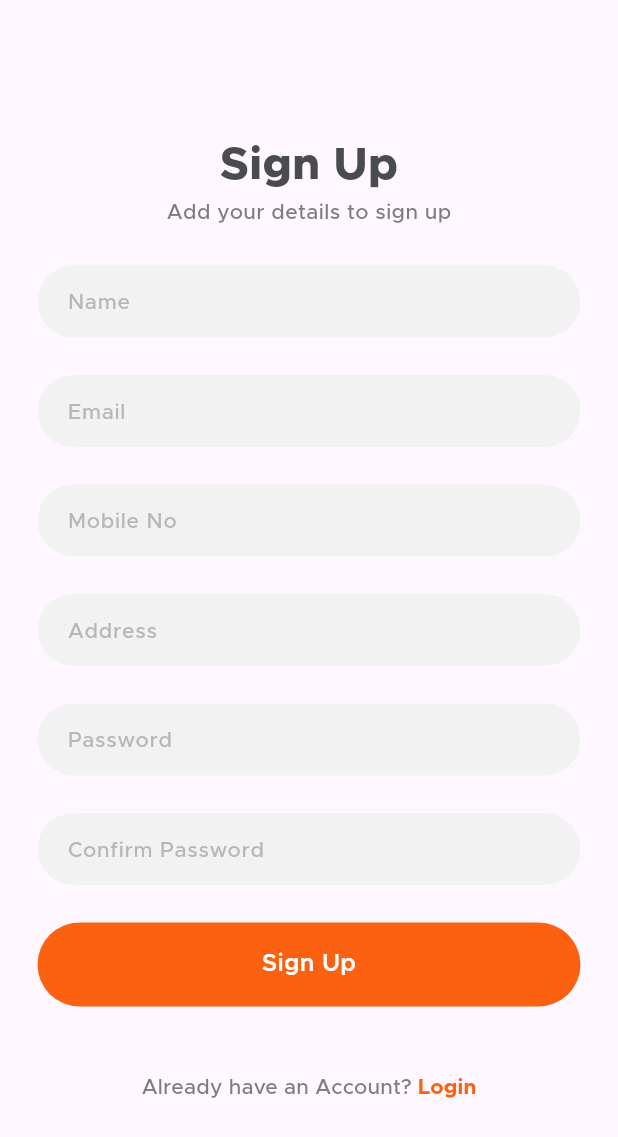
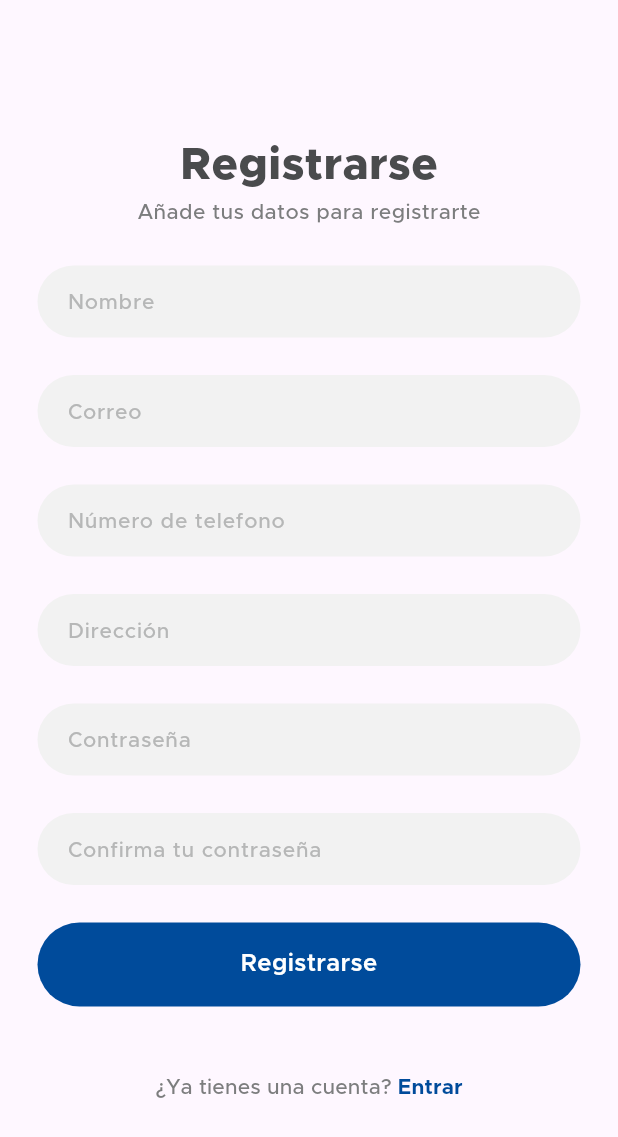
Before and after one commit to NestorAdrian20/polinor, a Flutter app: the SignUpView screen opened directly, on a phone screen of 412 x 824 dp. Shown: the top 1137 px of the screen. Run offline on Flutter 3.47's test engine with Material 3 defaults, Android fonts, the phone set to English and light mode, and no system bars; drawn by our look-alikes of flutter_easyloading; our stand-ins replace flutter_rating_bar, flutter_timezone, get_it, google_maps_flutter, image_picker, shared_preferences; missing offline and left inert: custom_map_markers, otp_pin_field; accounts and stored records are empty; network calls fail.

Commit message:
Desarrollo UI de las vista de acceso "Login"

```diff
--- a/lib/common/color_extension.dart
+++ b/lib/common/color_extension.dart
@@ -2,7 +2,7 @@
 import 'package:flutter/material.dart';
 
 class TColor {
-  static Color get primary => const Color(0xffFC6011);
+  static Color get primary => const Color(0xff004b9b); //0xffFC6011
   static Color get primaryText => const Color(0xff4A4B4D);
   static Color get secondaryText => const Color(0xff7C7D7E);
   static Color get textfield => const Color(0xffF2F2F2);
--- a/lib/view/login/login_view.dart
+++ b/lib/view/login/login_view.dart
@@ -37,14 +37,14 @@ class _LoginViewState extends State<LoginView> {
                 height: 64,
               ),
               Text(
-                "Login",
+                "Entrar",
                 style: TextStyle(
                     color: TColor.primaryText,
                     fontSize: 30,
                     fontWeight: FontWeight.w800),
               ),
               Text(
-                "Add your details to login",
+                "Añade tus datos para iniciar sesión",
                 style: TextStyle(
                     color: TColor.secondaryText,
                     fontSize: 14,
@@ -54,7 +54,7 @@ class _LoginViewState extends State<LoginView> {
                 height: 25,
               ),
               RoundTextfield(
-                hintText: "Your Email",
+                hintText: "Tu correo",
                 controller: txtEmail,
                 keyboardType: TextInputType.emailAddress,
               ),
@@ -62,7 +62,7 @@ class _LoginViewState extends State<LoginView> {
                 height: 25,
               ),
               RoundTextfield(
-                hintText: "Password",
+                hintText: "Contraseña",
                 controller: txtPassword,
                 obscureText: true,
               ),
@@ -70,7 +70,7 @@ class _LoginViewState extends State<LoginView> {
                 height: 25,
               ),
               RoundButton(
-                  title: "Login",
+                  title: "Entrar",
                   onPressed: () {
                     btnLogin();
 
@@ -88,7 +88,7 @@ class _LoginViewState extends State<LoginView> {
                   );
                 },
                 child: Text(
-                  "Forgot your password?",
+                  "¿Olvidaste tu contraseña?",
                   style: TextStyle(
                       color: TColor.secondaryText,
                       fontSize: 14,
@@ -99,7 +99,7 @@ class _LoginViewState extends State<LoginView> {
                 height: 30,
               ),
               Text(
-                "or Login With",
+                "o Inicia sesión con",
                 style: TextStyle(
                     color: TColor.secondaryText,
                     fontSize: 14,
@@ -110,7 +110,7 @@ class _LoginViewState extends State<LoginView> {
               ),
               RoundIconButton(
                 icon: "assets/img/facebook_logo.png",
-                title: "Login with Facebook",
+                title: "Inicia con Facebook",
                 color: const Color(0xff367FC0),
                 onPressed: () {},
               ),
@@ -119,7 +119,7 @@ class _LoginViewState extends State<LoginView> {
               ),
               RoundIconButton(
                 icon: "assets/img/google_logo.png",
-                title: "Login with Google",
+                title: "Inicia con Google",
                 color: const Color(0xffDD4B39),
                 onPressed: () {},
               ),
@@ -139,14 +139,14 @@ class _LoginViewState extends State<LoginView> {
                   mainAxisSize: MainAxisSize.min,
                   children: [
                     Text(
-                      "Don't have an Account? ",
+                      "¿No tienes una cuenta? ",
                       style: TextStyle(
                           color: TColor.secondaryText,
                           fontSize: 14,
                           fontWeight: FontWeight.w500),
                     ),
                     Text(
-                      "Sign Up",
+                      "Inscribirse",
                       style: TextStyle(
                           color: TColor.primary,
                           fontSize: 14,
--- a/lib/view/login/new_password_view.dart
+++ b/lib/view/login/new_password_view.dart
@@ -33,7 +33,7 @@ class _NewPasswordViewState extends State<NewPasswordView> {
                 height: 64,
               ),
               Text(
-                "New Password",
+                "Nueva contraseña",
                 style: TextStyle(
                     color: TColor.primaryText,
                     fontSize: 30,
@@ -43,7 +43,7 @@ class _NewPasswordViewState extends State<NewPasswordView> {
                 height: 15,
               ),
               Text(
-                "Please enter your new password",
+                "Por favor ingrese su nueva contraseña.",
                 style: TextStyle(
                     color: TColor.secondaryText,
                     fontSize: 14,
@@ -53,7 +53,7 @@ class _NewPasswordViewState extends State<NewPasswordView> {
                 height: 60,
               ),
               RoundTextfield(
-                hintText: "New Password",
+                hintText: "Nueva contraseña",
                 controller: txtPassword,
                 obscureText: true,
               ),
@@ -61,14 +61,14 @@ class _NewPasswordViewState extends State<NewPasswordView> {
                 height: 25,
               ),
                RoundTextfield(
-                hintText: "Confirm Password",
+                hintText: "confirmar Contraseña",
                 controller: txtConfirmPassword,
                 obscureText: true,
               ),
               const SizedBox(
                 height: 30,
               ),
-              RoundButton(title: "Next", onPressed: () {
+              RoundButton(title: "Siguiente", onPressed: () {
                 btnSubmit();
               }),
             ],
--- a/lib/view/login/otp_view.dart
+++ b/lib/view/login/otp_view.dart
@@ -33,7 +33,7 @@ class _OTPViewState extends State<OTPView> {
                 height: 64,
               ),
               Text(
-                "We have sent an OTP to your email",
+                "Hemos enviado una OTP a tu correo electrónico",
                 textAlign: TextAlign.center,
                 style: TextStyle(
                     color: TColor.primaryText,
@@ -44,7 +44,7 @@ class _OTPViewState extends State<OTPView> {
                 height: 15,
               ),
               Text(
-                "Please check your email ${widget.email}\ncontinue to reset your password",
+                "Por favor revise su correo electrónico ${widget.email}\ncontinúa restableciendo tu contraseña.",
                 textAlign: TextAlign.center,
                 style: TextStyle(
                     color: TColor.secondaryText,
@@ -133,7 +133,7 @@ class _OTPViewState extends State<OTPView> {
                 height: 30,
               ),
               RoundButton(
-                  title: "Next",
+                  title: "Próxima",
                   onPressed: () {
                     btnSubmit();
                   }),
@@ -145,14 +145,14 @@ class _OTPViewState extends State<OTPView> {
                   mainAxisSize: MainAxisSize.min,
                   children: [
                     Text(
-                      "Didn't Received? ",
+                      "¿No lo recibió?",
                       style: TextStyle(
                           color: TColor.secondaryText,
                           fontSize: 14,
                           fontWeight: FontWeight.w500),
                     ),
                     Text(
-                      "Click Here",
+                      "Haga clic aquí",
                       style: TextStyle(
                           color: TColor.primary,
                           fontSize: 14,
@@ -212,7 +212,7 @@ class _OTPViewState extends State<OTPView> {
       Globs.hideHUD();
       if (responseObj[KKey.status] == "1") {
          mdShowAlert(Globs.appName,
-            "reset code successfully", () {});
+            "Restablecer código exitosamente", () {});
 
       } else {
         mdShowAlert(Globs.appName,
--- a/lib/view/login/rest_password_view.dart
+++ b/lib/view/login/rest_password_view.dart
@@ -32,7 +32,7 @@ class _ResetPasswordViewState extends State<ResetPasswordView> {
                 height: 64,
               ),
               Text(
-                "Reset Password",
+                "Restablecer la contraseña",
                 style: TextStyle(
                     color: TColor.primaryText,
                     fontSize: 30,
@@ -44,7 +44,7 @@ class _ResetPasswordViewState extends State<ResetPasswordView> {
               ),
 
               Text(
-                "Please enter your email to receive a\n reset code to create a new password via email",
+                "Ingrese su correo electrónico para recibir un\n código de restablecimiento para crear una nueva contraseña por correo electrónico.",
                 textAlign: TextAlign.center,
                 style: TextStyle(
                     color: TColor.secondaryText,
@@ -55,7 +55,7 @@ class _ResetPasswordViewState extends State<ResetPasswordView> {
                 height: 60,
               ),
               RoundTextfield(
-                hintText: "Your Email",
+                hintText: "Tu correo electrónico",
                 controller: txtEmail,
                 keyboardType: TextInputType.emailAddress,
               ),
@@ -63,7 +63,7 @@ class _ResetPasswordViewState extends State<ResetPasswordView> {
                 height: 30,
               ),
 
-              RoundButton(title: "Send", onPressed: () {
+              RoundButton(title: "Enviar", onPressed: () {
                 btnSubmit();
 
               }),
--- a/lib/view/login/sing_up_view.dart
+++ b/lib/view/login/sing_up_view.dart
@@ -4,6 +4,7 @@ import 'package:flutter/material.dart';
 import 'package:food_delivery/common/color_extension.dart';
 import 'package:food_delivery/common/extension.dart';
 import 'package:food_delivery/common_widget/round_button.dart';
+import 'package:food_delivery/view/home/home_view.dart';
 import 'package:food_delivery/view/login/login_view.dart';
 
 import '../../common/globs.dart';
@@ -40,14 +41,14 @@ class _SignUpViewState extends State<SignUpView> {
                 height: 64,
               ),
               Text(
-                "Sign Up",
+                "Registrarse",
                 style: TextStyle(
                     color: TColor.primaryText,
                     fontSize: 30,
                     fontWeight: FontWeight.w800),
               ),
               Text(
-                "Add your details to sign up",
+                "Añade tus datos para registrarte",
                 style: TextStyle(
                     color: TColor.secondaryText,
                     fontSize: 14,
@@ -57,14 +58,14 @@ class _SignUpViewState extends State<SignUpView> {
                 height: 25,
               ),
               RoundTextfield(
-                hintText: "Name",
+                hintText: "Nombre",
                 controller: txtName,
               ),
               const SizedBox(
                 height: 25,
               ),
               RoundTextfield(
-                hintText: "Email",
+                hintText: "Correo",
                 controller: txtEmail,
                 keyboardType: TextInputType.emailAddress,
               ),
@@ -72,7 +73,7 @@ class _SignUpViewState extends State<SignUpView> {
                 height: 25,
               ),
               RoundTextfield(
-                hintText: "Mobile No",
+                hintText: "Número de telefono",
                 controller: txtMobile,
                 keyboardType: TextInputType.phone,
               ),
@@ -80,14 +81,14 @@ class _SignUpViewState extends State<SignUpView> {
                 height: 25,
               ),
               RoundTextfield(
-                hintText: "Address",
+                hintText: "Dirección",
                 controller: txtAddress,
               ),
               const SizedBox(
                 height: 25,
               ),
               RoundTextfield(
-                hintText: "Password",
+                hintText: "Contraseña",
                 controller: txtPassword,
                 obscureText: true,
               ),
@@ -95,21 +96,21 @@ class _SignUpViewState extends State<SignUpView> {
                 height: 25,
               ),
               RoundTextfield(
-                hintText: "Confirm Password",
+                hintText: "Confirma tu contraseña",
                 controller: txtConfirmPassword,
                 obscureText: true,
               ),
               const SizedBox(
                 height: 25,
               ),
-              RoundButton(title: "Sign Up", onPressed: () {
+              RoundButton(title: "Registrarse", onPressed: () {
                 btnSignUp();
-                //  Navigator.push(
-                //       context,
-                //       MaterialPageRoute(
-                //         builder: (context) => const OTPView(),
-                //       ),
-                //     );
+                  Navigator.push(
+                       context,
+                       MaterialPageRoute(
+                         builder: (context) => const HomeView(),
+                       ),
+                     );
               }),
               const SizedBox(
                 height: 30,
@@ -127,14 +128,14 @@ class _SignUpViewState extends State<SignUpView> {
                   mainAxisSize: MainAxisSize.min,
                   children: [
                     Text(
-                      "Already have an Account? ",
+                      "¿Ya tienes una cuenta? ",
                       style: TextStyle(
                           color: TColor.secondaryText,
                           fontSize: 14,
                           fontWeight: FontWeight.w500),
                     ),
                     Text(
-                      "Login",
+                      "Entrar",
                       style: TextStyle(
                           color: TColor.primary,
                           fontSize: 14,
@@ -200,14 +201,14 @@ class _SignUpViewState extends State<SignUpView> {
   //TODO: ServiceCall
 
   void serviceCallSignUp(Map<String, dynamic> parameter) {
-    Globs.showHUD();
+    //Globs.showHUD();
 
-    ServiceCall.post(parameter, SVKey.svSignUp,
+    /*ServiceCall.post(parameter, SVKey.svSignUp,
         withSuccess: (responseObj) async {
       Globs.hideHUD();
       if (responseObj[KKey.status] == "1") {
         Globs.udSet(responseObj[KKey.payload] as Map? ?? {}, Globs.userPayload);
-        Globs.udBoolSet(true, Globs.userLogin);
+        Globs.udBoolSet(true, Globs.userLogin);*/
 
         Navigator.pushAndRemoveUntil(
             context,
@@ -215,13 +216,13 @@ class _SignUpViewState extends State<SignUpView> {
               builder: (context) => const OnBoardingView(),
             ),
             (route) => false);
-      } else {
+      /*} else {
         mdShowAlert(Globs.appName,
             responseObj[KKey.message] as String? ?? MSG.fail, () {});
       }
     }, failure: (err) async {
       Globs.hideHUD();
       mdShowAlert(Globs.appName, err.toString(), () {});
-    });
+    });*/
   }
 }
--- a/lib/view/login/welcome_view.dart
+++ b/lib/view/login/welcome_view.dart
@@ -40,7 +40,7 @@ class _WelcomeViewState extends State<WelcomeView> {
               height: media.width * 0.1,
             ),
             Text(
-              "Discover the best foods from over 1,000\nrestaurants and fast delivery to your\ndoorstep",
+              "La mejor tecnología, el mejor sistema de producción y el recurso humano mejor capacitado.",
               textAlign: TextAlign.center,
               style: TextStyle(
                   color: TColor.secondaryText,
@@ -53,7 +53,7 @@ class _WelcomeViewState extends State<WelcomeView> {
             Padding(
               padding: const EdgeInsets.symmetric(horizontal: 25),
               child: RoundButton(
-                title: "Login",
+                title: "Entrar",
                 onPressed: () {
                   Navigator.push(
                     context,
@@ -70,7 +70,7 @@ class _WelcomeViewState extends State<WelcomeView> {
             Padding(
               padding: const EdgeInsets.symmetric(horizontal: 25),
               child: RoundButton(
-                title: "Create an Account",
+                title: "Crea una Cuenta",
                 type: RoundButtonType.textPrimary,
                 onPressed: () {
                    Navigator.push(
--- a/pubspec.yaml
+++ b/pubspec.yaml
@@ -37,13 +37,13 @@ dependencies:
   cupertino_icons: ^1.0.2
   otp_pin_field: ^1.2.0+2
   flutter_rating_bar: ^4.0.1
-  image_picker: ^0.8.9
+  image_picker: ^1.0.7
   google_maps_flutter: ^2.3.1
   custom_map_markers: ^0.0.2+1
   http: ^1.1.0
   flutter_easyloading: ^3.0.5
   shared_preferences: ^2.1.2
-  intl: ^0.18.1
+  intl: ^0.19.0
   flutter_timezone: ^1.0.6
   get_it: ^7.6.0
 
@@ -56,7 +56,7 @@ dev_dependencies:
   # activated in the `analysis_options.yaml` file located at the root of your
   # package. See that file for information about deactivating specific lint
   # rules and activating additional ones.
-  flutter_lints: ^2.0.0
+  flutter_lints: ^3.0.1
 
 # For information on the generic Dart part of this file, see the
 # following page: https://dart.dev/tools/pub/pubspec
```
Also changed, not shown: lib/view/home/home_view.dart (+52 -16 lines), pubspec.lock.
